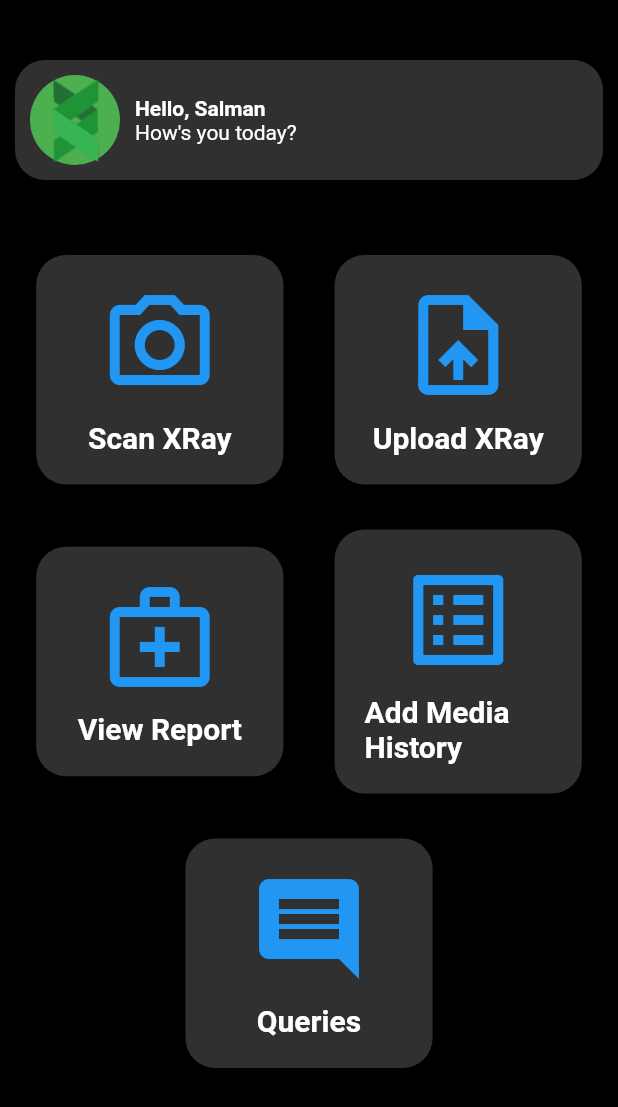
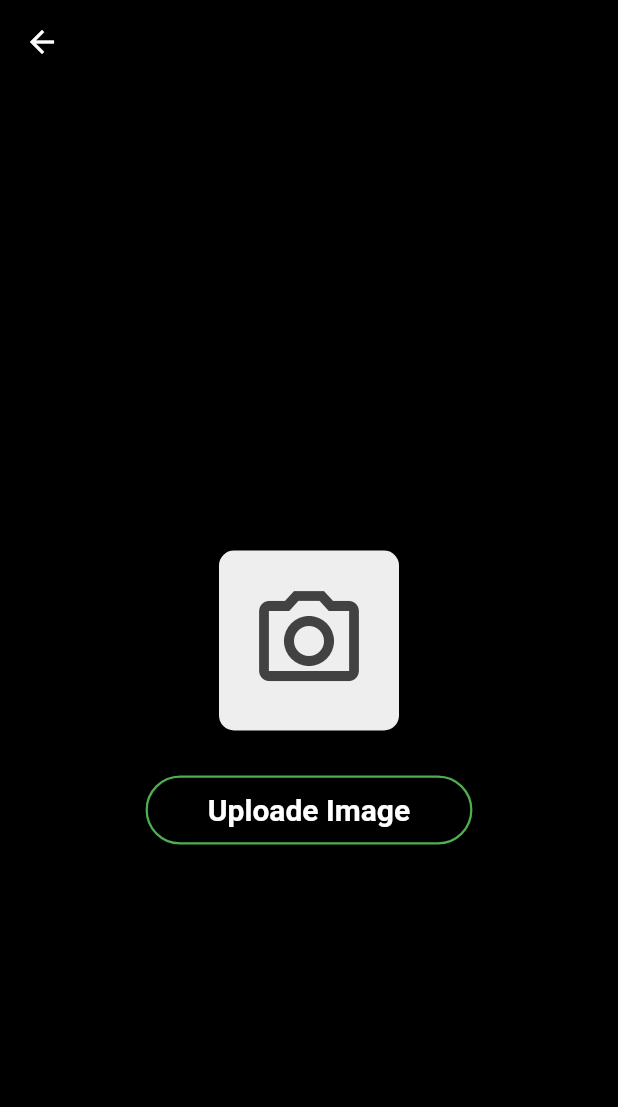
Before and after one commit to askabdulhaseeb/doppler, a Flutter app: the screen it shows after launch, after a tap on "Scan XRay", on a phone screen of 412 x 824 dp. Shown: the top 1107 px of the screen. Run offline on Flutter 3.47's test engine with Material 2 defaults, Android fonts, the light colour scheme and no system bars; our stand-ins replace cloud_firestore, firebase_auth, firebase_core, fluttertoast, font_awesome_flutter, google_sign_in and 2 more; accounts and stored records are empty.

Commit message:
image clicked and show on xRay screen

```diff
--- a/lib/main.dart
+++ b/lib/main.dart
@@ -1,3 +1,4 @@
+import 'package:doppler/screens/user/scanXrayScreen/scan_xray_screen.dart';
 import 'package:doppler/screens/user/userHomeScreen/user_home_screen.dart';
 import 'package:firebase_core/firebase_core.dart';
 import 'package:flutter/material.dart';
@@ -48,6 +49,7 @@ class MyApp extends StatelessWidget {
 
         // users
         UserHomeScreen.roouteName: (_) => const UserHomeScreen(),
+        ScanXRayScreen.routeNAme: (_) => const ScanXRayScreen(),
       },
     );
   }
--- /dev/null
+++ b/lib/screens/user/scanXrayScreen/scan_xray_screen.dart
@@ -0,0 +1,81 @@
+import 'dart:io';
+
+import 'package:doppler/screens/user/scanXrayScreen/upload_image_button.dart';
+import 'package:flutter/material.dart';
+import 'package:image_picker/image_picker.dart';
+
+class ScanXRayScreen extends StatefulWidget {
+  static const routeNAme = '/ScanXRayScreen';
+  const ScanXRayScreen({Key? key}) : super(key: key);
+  @override
+  _ScanXRayScreenState createState() => _ScanXRayScreenState();
+}
+
+class _ScanXRayScreenState extends State<ScanXRayScreen> {
+  PickedFile? _image;
+  File? file;
+  @override
+  Widget build(BuildContext context) {
+    return Scaffold(
+      appBar: AppBar(
+        backgroundColor: Theme.of(context).scaffoldBackgroundColor,
+      ),
+      body: Column(
+        mainAxisAlignment: MainAxisAlignment.center,
+        children: [
+          const SizedBox(height: 40),
+          GestureDetector(
+            onTap: () {
+              _imgFromCamera();
+            },
+            child: Container(
+              alignment: Alignment.center,
+              margin: const EdgeInsets.all(10),
+              child: _image != null
+                  ? Container(
+                      decoration: BoxDecoration(
+                          color: Colors.grey[200],
+                          borderRadius: BorderRadius.circular(10)),
+                      width: double.infinity,
+                      height: MediaQuery.of(context).size.height / 2,
+                      child: Image.file(
+                        File(_image!.path),
+                        width: double.infinity,
+                        height: MediaQuery.of(context).size.height / 2,
+                        fit: BoxFit.contain,
+                      ),
+                    )
+                  : Center(
+                      child: Container(
+                        decoration: BoxDecoration(
+                            color: Colors.grey[200],
+                            borderRadius: BorderRadius.circular(10)),
+                        width: 120,
+                        height: 120,
+                        child: Icon(
+                          Icons.camera_alt_outlined,
+                          size: 80,
+                          color: Colors.grey[800],
+                        ),
+                      ),
+                    ),
+            ),
+          ),
+          const SizedBox(height: 20),
+          const UploadImageButton(),
+        ],
+      ),
+    );
+  }
+
+  _imgFromCamera() async {
+    final ImagePicker _imagePicker = ImagePicker();
+    final PickedFile? _file = await _imagePicker.getImage(
+      source: ImageSource.camera,
+      imageQuality: 50,
+    );
+    setState(() {
+      _image = _file;
+    });
+  }
+}
--- /dev/null
+++ b/lib/screens/user/scanXrayScreen/upload_image_button.dart
@@ -0,0 +1,38 @@
+import 'package:doppler/screens/user/userHomeScreen/user_home_screen.dart';
+import 'package:doppler/screens/widgets/show_loading.dart';
+import 'package:flutter/material.dart';
+
+class UploadImageButton extends StatelessWidget {
+  const UploadImageButton({Key? key}) : super(key: key);
+
+  @override
+  Widget build(BuildContext context) {
+    return InkWell(
+      borderRadius: BorderRadius.circular(30),
+      onTap: () async {
+        showLoadingDislog(context);
+        // uploading image to Firebase
+        Navigator.of(context).pop();
+
+        Navigator.of(context).pushNamedAndRemoveUntil(
+          UserHomeScreen.roouteName,
+          (route) => false,
+        );
+      },
+      child: Container(
+        padding: const EdgeInsets.symmetric(vertical: 10, horizontal: 40),
+        decoration: BoxDecoration(
+          border: Border.all(width: 1.5, color: Theme.of(context).primaryColor),
+          borderRadius: BorderRadius.circular(40),
+        ),
+        child: const Text(
+          'Uploade Image',
+          style: TextStyle(
+            fontWeight: FontWeight.w600,
+            fontSize: 20,
+          ),
+        ),
+      ),
+    );
+  }
+}
--- a/lib/screens/user/userHomeScreen/user_home_screen.dart
+++ b/lib/screens/user/userHomeScreen/user_home_screen.dart
@@ -1,4 +1,5 @@
 import 'package:doppler/configs/app_image.dart';
+import 'package:doppler/screens/user/scanXrayScreen/scan_xray_screen.dart';
 import 'package:flutter/material.dart';
 
 class UserHomeScreen extends StatelessWidget {
@@ -18,7 +19,9 @@ class UserHomeScreen extends StatelessWidget {
               mainAxisAlignment: MainAxisAlignment.spaceEvenly,
               children: [
                 GestureDetector(
-                  onTap: () {},
+                  onTap: () {
+                    Navigator.of(context).pushNamed(ScanXRayScreen.routeNAme);
+                  },
                   child: const UserHomeScreenIconsWidget(
                     icon: Icons.camera_alt_outlined,
                     title: 'Scan XRay',
--- a/pubspec.yaml
+++ b/pubspec.yaml
@@ -20,6 +20,8 @@ dependencies:
   firebase_storage: ^8.1.3
 
   shared_preferences: ^2.0.6
+
+  image_picker: ^0.8.1+1
 
   fluttertoast: ^8.0.7
 
```
Also changed, not shown: pubspec.lock.
